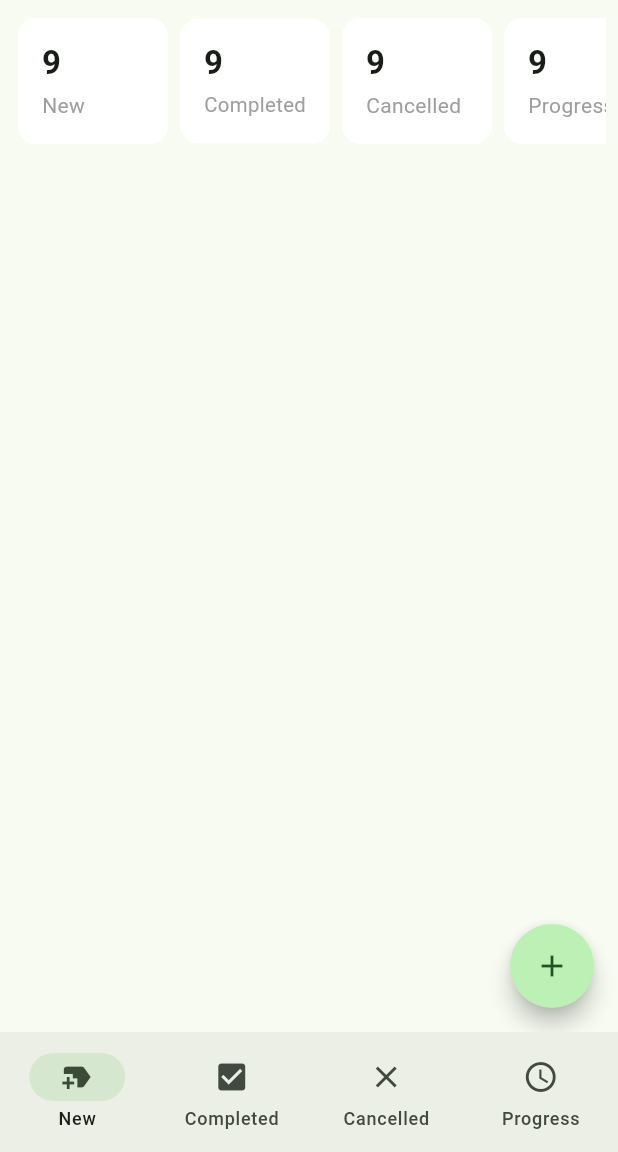
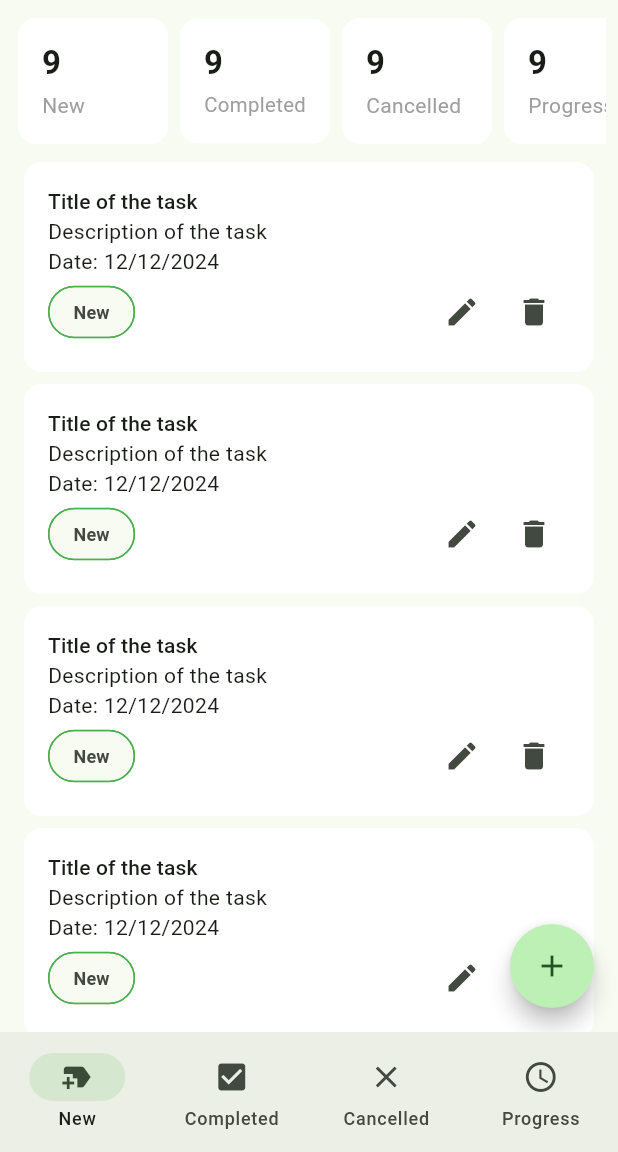
Before and after one commit to khandakerahsunhabib/task_manager, a Flutter app: the MainBottomNavbarScreen screen opened directly, on a phone screen of 412 x 824 dp, the part 84-1236 px from its top. Run offline on Flutter 3.47's test engine with Material 3 defaults, Android fonts, the phone set to English and light mode, and no system bars; our stand-ins replace flutter_svg, pin_code_fields.

Commit message:
Design phase done

```diff
--- a/lib/ui/screens/new_task_screen.dart
+++ b/lib/ui/screens/new_task_screen.dart
@@ -1,5 +1,6 @@
 import 'package:flutter/material.dart';
 import 'package:task_manager/ui/screens/add_new_task_screen.dart';
+import 'package:task_manager/ui/widgets/task_card.dart';
 import 'package:task_manager/ui/widgets/task_summary_card.dart';
 
 class NewTaskScreen extends StatefulWidget {
@@ -15,7 +16,22 @@ class _NewTaskScreenState extends State<NewTaskScreen> {
     final themeData = Theme.of(context).textTheme;
     return Scaffold(
       body: Column(
-        children: [_buildSummarySection(themeData)],
+        children: [
+          _buildSummarySection(themeData),
+          Expanded(
+            child: ListView.separated(
+              itemCount: 10,
+              itemBuilder: (context, index) {
+                return const TaskCard();
+              },
+              separatorBuilder: (context, index) {
+                return const SizedBox(
+                  height: 8,
+                );
+              },
+            ),
+          ),
+        ],
       ),
       floatingActionButton: FloatingActionButton(
         shape: const StadiumBorder(),
--- /dev/null
+++ b/lib/ui/widgets/task_card.dart
@@ -0,0 +1,120 @@
+import 'package:flutter/material.dart';
+import 'package:task_manager/ui/utils/app_colors.dart';
+
+class TaskCard extends StatefulWidget {
+  const TaskCard({
+    super.key,
+  });
+
+  @override
+  State<TaskCard> createState() => _TaskCardState();
+}
+
+class _TaskCardState extends State<TaskCard> {
+  @override
+  Widget build(BuildContext context) {
+    return Card(
+      margin: const EdgeInsets.symmetric(
+        horizontal: 16,
+      ),
+      elevation: 0,
+      color: Colors.white,
+      child: Padding(
+        padding: const EdgeInsets.all(16),
+        child: Column(
+          crossAxisAlignment: CrossAxisAlignment.start,
+          children: [
+            Text(
+              'Title of the task',
+              style: Theme.of(context).textTheme.titleSmall,
+            ),
+            const Text(
+              'Description of the task',
+            ),
+            const Text(
+              'Date: 12/12/2024',
+            ),
+            Row(
+              mainAxisAlignment: MainAxisAlignment.spaceBetween,
+              crossAxisAlignment: CrossAxisAlignment.center,
+              children: [
+                _buildTaskStatusChip(),
+                const SizedBox(
+                  height: 8,
+                ),
+                Wrap(
+                  children: [
+                    IconButton(
+                      onPressed: _onTapEditButton,
+                      icon: const Icon(
+                        Icons.edit,
+                      ),
+                    ),
+                    IconButton(
+                      onPressed: () {},
+                      icon: const Icon(
+                        Icons.delete,
+                      ),
+                    ),
+                  ],
+                )
+              ],
+            )
+          ],
+        ),
+      ),
+    );
+  }
+
+  void _onTapEditButton() {
+    showDialog(
+      context: context,
+      builder: (context) {
+        return AlertDialog(
+          title: const Text('Edit Status'),
+          content: Column(
+            mainAxisSize: MainAxisSize.min,
+            children: ['New', 'Completed', 'Cancelled', 'Progress'].map((e) {
+              return ListTile(
+                onTap: () {},
+                title: Text(e),
+              );
+            }).toList(),
+          ),
+          actions: [
+            TextButton(
+              onPressed: () {
+                Navigator.pop(context);
+              },
+              child: const Text('Cancel'),
+            ),
+            TextButton(
+              onPressed: () {},
+              child: const Text('Ok'),
+            ),
+          ],
+        );
+      },
+    );
+  }
+
+  void _onTapDeleteButton() {}
+
+  Widget _buildTaskStatusChip() {
+    return Chip(
+      label: const Text(
+        'New',
+        style: TextStyle(
+          fontSize: 12,
+          fontWeight: FontWeight.w600,
+        ),
+      ),
+      shape: RoundedRectangleBorder(
+        borderRadius: BorderRadius.circular(20),
+        side: const BorderSide(
+          color: AppColors.themeColor,
+        ),
+      ),
+    );
+  }
+}
--- a/lib/ui/widgets/tm_app_bar.dart
+++ b/lib/ui/widgets/tm_app_bar.dart
@@ -1,17 +1,33 @@
 import 'package:flutter/material.dart';
+import 'package:task_manager/ui/screens/profile_screen.dart';
 import 'package:task_manager/ui/screens/sign_in_screen.dart';
 import 'package:task_manager/ui/utils/app_colors.dart';
 
 class TMAppBar extends StatelessWidget implements PreferredSizeWidget {
   const TMAppBar({
     super.key,
+    this.isProfileOpened = false,
   });
+
+  final bool isProfileOpened;
 
   @override
   Widget build(BuildContext context) {
     return AppBar(
       backgroundColor: AppColors.themeColor,
-      title: Row(
+      title: GestureDetector(
+        onTap: () {
+          if (isProfileOpened) {
+            return;
+          }
+          Navigator.push(
+            context,
+            MaterialPageRoute(
+              builder: (context) => const ProfileScreen(),
+            ),
+          );
+        },
+        child: Row(
           children: [
             const CircleAvatar(
               radius: 16,
@@ -56,6 +72,7 @@ class TMAppBar extends StatelessWidget implements PreferredSizeWidget {
             ),
           ],
         ),
+      ),
     );
   }
 
```
Also changed, not shown: lib/ui/screens/cancelled_task_screen.dart (+13 -1 lines), lib/ui/screens/completed_task_screen.dart (+13 -1 lines), lib/ui/screens/profile_screen.dart (added, +123 -0 lines), lib/ui/screens/progress_task_screen.dart (+13 -1 lines). Lines whose indentation alone changed are shown as unchanged.
